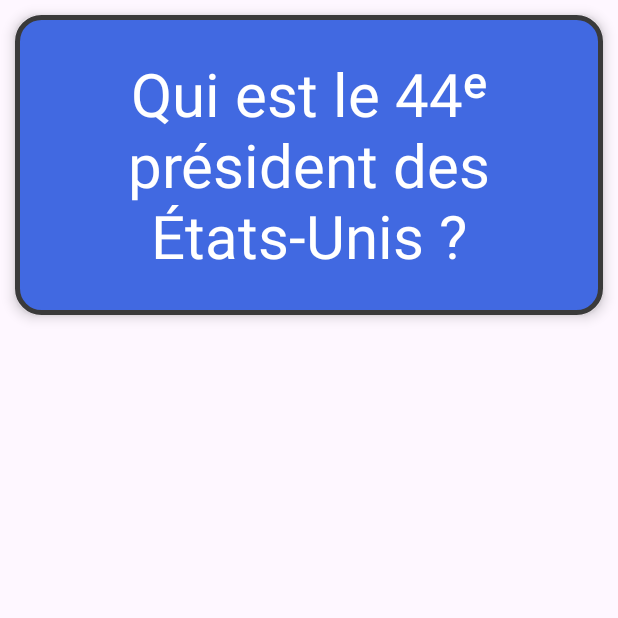
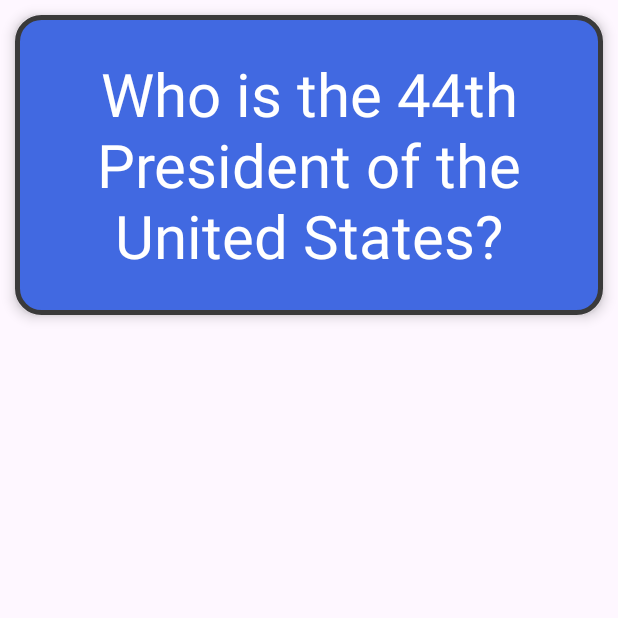
Before and after one commit to mitchinaseide7-gif/Flashcardapp, an Android app: the screen it shows after launch (MainActivity), on a phone screen of 412 x 824 dp, the top half of it. Run offline under Robolectric (Android 15) with nearby library versions, the phone set to English and light mode, and no system bars.

Commit message:
change text from french to english

```diff
--- a/app/src/main/res/layout/activity_main.xml
+++ b/app/src/main/res/layout/activity_main.xml
@@ -17,7 +17,7 @@
         android:layout_height="200dp"
         android:layout_margin="10dp"
         android:gravity="center"
-        android:text="Qui est le 44ᵉ président des États-Unis ?"
+        android:text="Who is the 44th President of the United States?"
         android:textSize="40sp"
         android:paddingStart="10dp"
         android:paddingEnd="10dp" />
```
